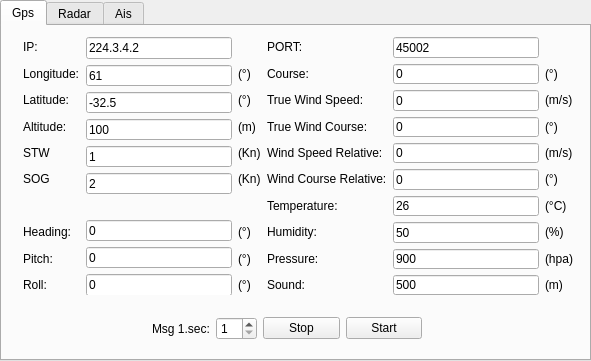
Old version of the form src/mainWin.ui in the repository zhoutk/udpTools.
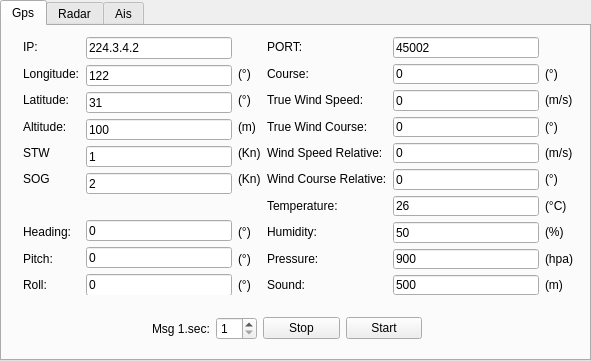
New version of the form.

Commit message: clean not use var.

The edit to the form file:
```diff
--- a/src/mainWin.ui
+++ b/src/mainWin.ui
@@ -180,14 +180,14 @@
         <item>
          <widget class="QLineEdit" name="Lon">
           <property name="text">
-           <string>61</string>
+           <string>122</string>
           </property>
          </widget>
         </item>
         <item>
          <widget class="QLineEdit" name="Lat">
           <property name="text">
-           <string>-32.5</string>
+           <string>31</string>
           </property>
          </widget>
         </item>
```
Left out of the diff: 4 changed lines with no effect on the pictures. The commit also changes 1 other file.
